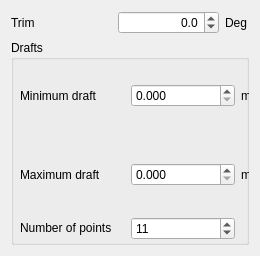
Qt form shipHydrostatics/TaskPanel.ui (FreeCAD/freecad.ship) before a commit.
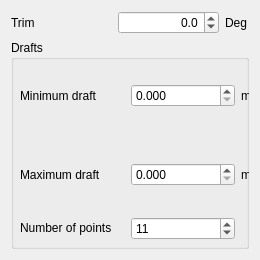
The same form after that commit.

Commit message: New paradigm first hydrostatics approach

What changed in the file:
```diff
--- a/shipHydrostatics/TaskPanel.ui
+++ b/shipHydrostatics/TaskPanel.ui
@@ -7,9 +7,15 @@
     <x>0</x>
     <y>0</y>
     <width>260</width>
-    <height>256</height>
+    <height>260</height>
    </rect>
   </property>
+  <property name="minimumSize">
+   <size>
+    <width>0</width>
+    <height>260</height>
+   </size>
+  </property>
   <property name="windowTitle">
    <string>Create new ship</string>
   </property>
```
The commit also changes 2 other files.
